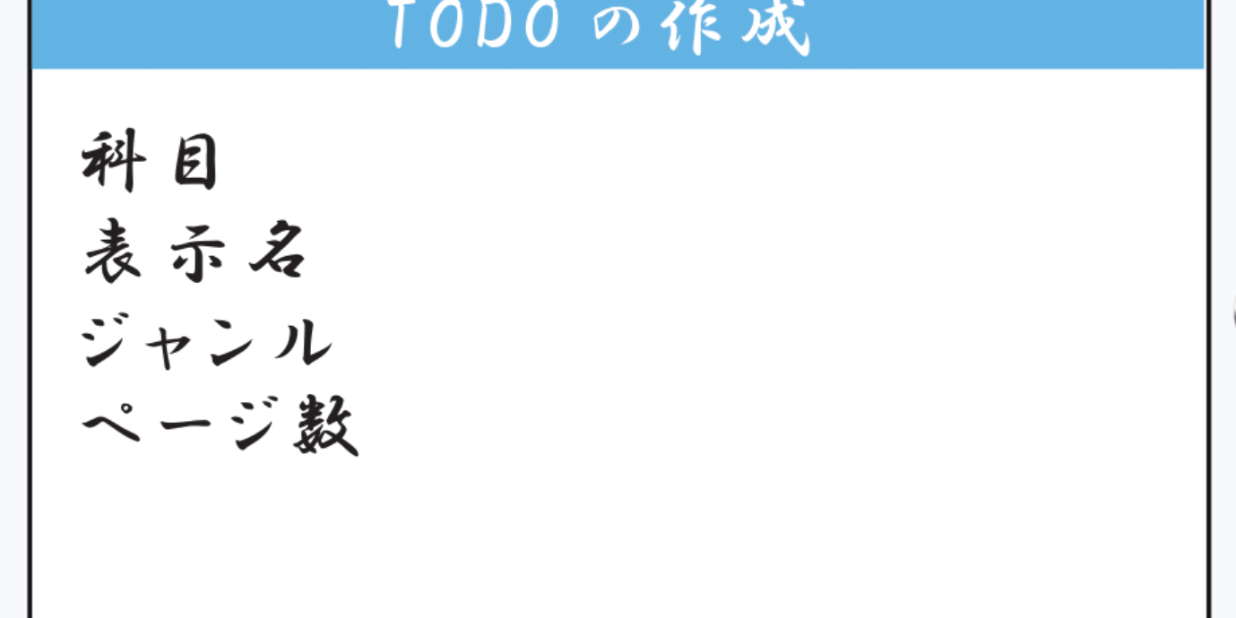
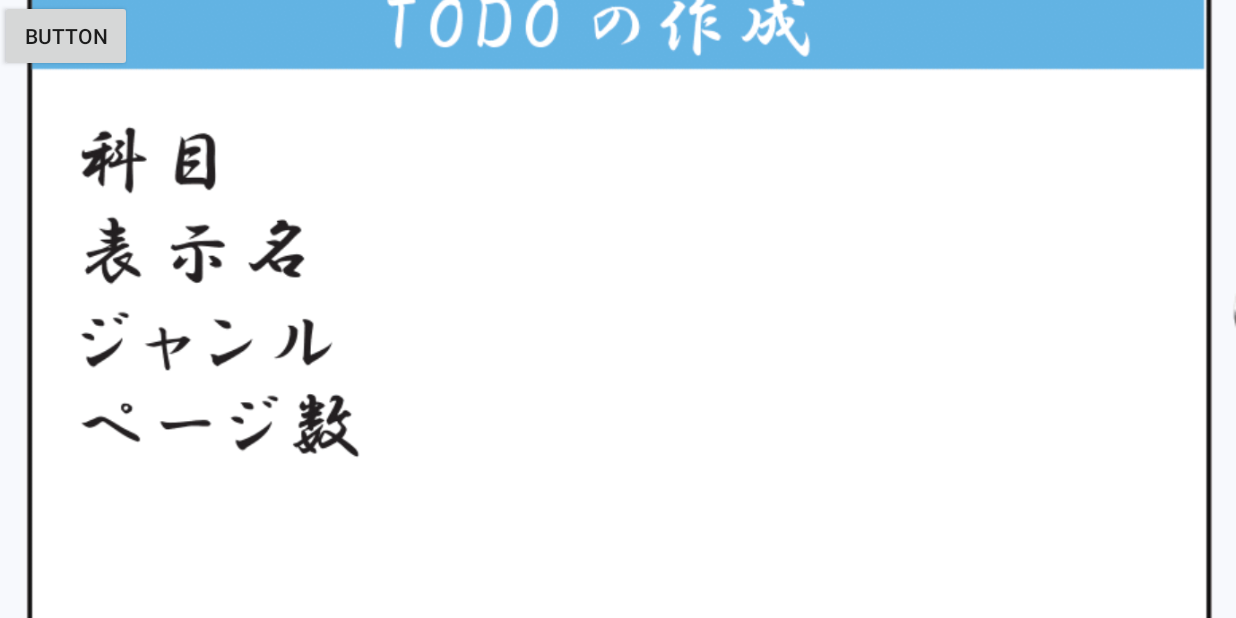
Before and after one commit to KOsyuki/Kakuben_AS, an Android app: the SakuseiActivity screen opened directly, with no data from a screen before it, on a phone screen of 824 x 412 dp (held sideways). Run offline under Robolectric (Android 15) with nearby library versions, the phone set to English and light mode, and no system bars.

Commit message:
ボタン追加

```diff
--- a/app/src/main/res/layout/activity_sakusei.xml
+++ b/app/src/main/res/layout/activity_sakusei.xml
@@ -19,4 +19,12 @@
         app:layout_constraintStart_toStartOf="parent"
         app:layout_constraintTop_toTopOf="parent" />
 
+    <Button
+        android:id="@+id/button"
+        android:layout_width="wrap_content"
+        android:layout_height="wrap_content"
+        android:text="Button"
+        tools:layout_editor_absoluteX="344dp"
+        tools:layout_editor_absoluteY="197dp" />
+
 </androidx.constraintlayout.widget.ConstraintLayout>
```
